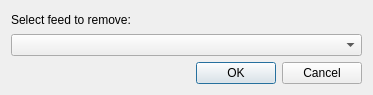
The window that removedialog.ui (barryodev/clacks-qt) describes before a commit, drawn with Qt 5.
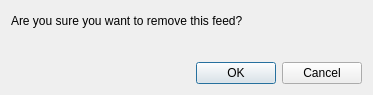
The same window after the commit.

Commit message: changed functionality of remove feed dialog

The edit to the form file:
```diff
--- a/removedialog.ui
+++ b/removedialog.ui
@@ -17,12 +17,16 @@
    <item>
     <widget class="QLabel" name="label">
      <property name="text">
-      <string>Select feed to remove:</string>
+      <string>Are you sure you want to remove this feed?</string>
      </property>
     </widget>
    </item>
    <item>
-    <widget class="QComboBox" name="removeComboBox"/>
+    <widget class="QLabel" name="labelFeedURL">
+     <property name="text">
+      <string/>
+     </property>
+    </widget>
    </item>
    <item>
     <widget class="QDialogButtonBox" name="buttonBox">
```
The commit also changes 3 other files.
